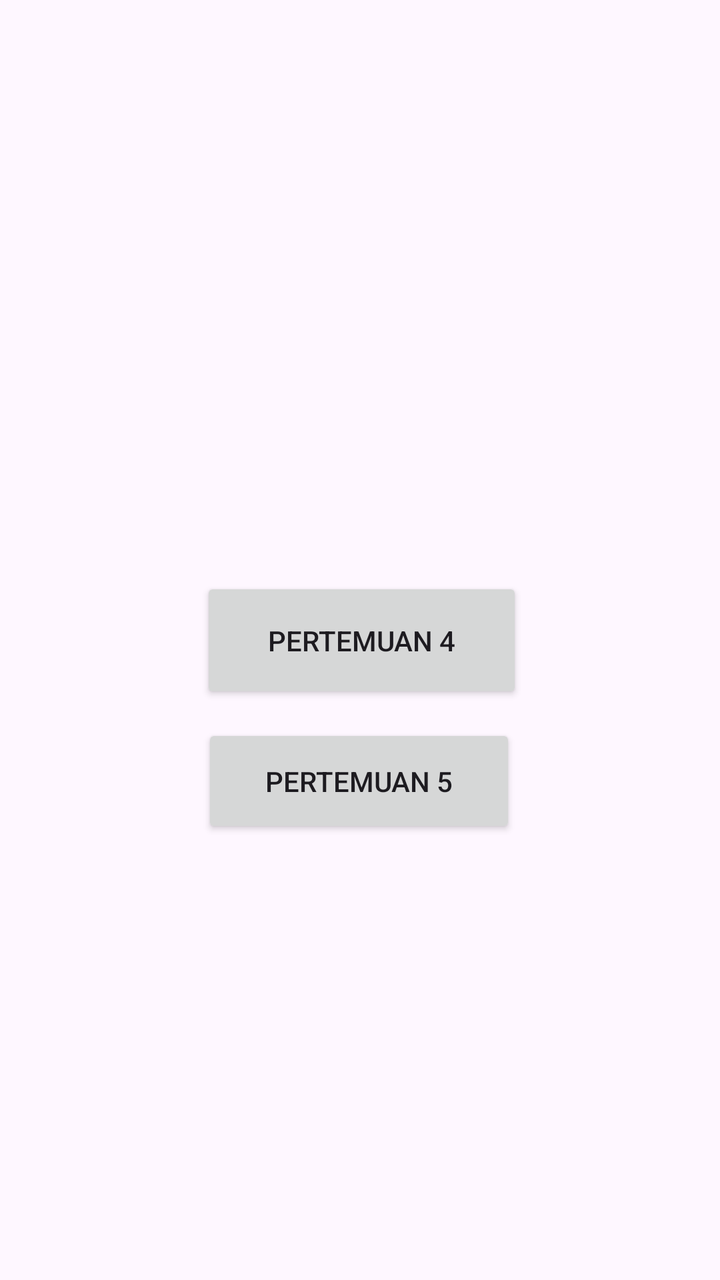
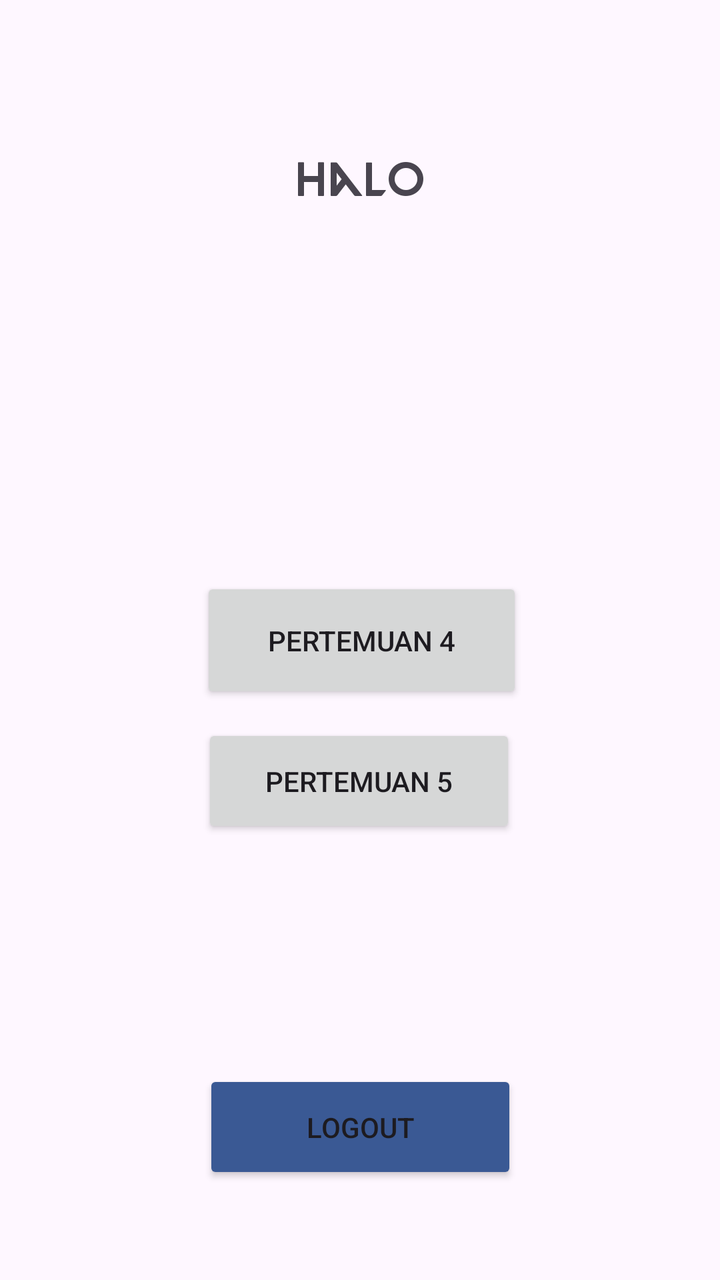

An Android layout rendered at two revisions. The XML below is the earlier revision; the diff shows what the commit changed to produce the second picture.
<!-- AndroidManifest.xml: application theme Theme.Saturnus_Narum -->
<!-- res/layout/activity_main.xml -->
<?xml version="1.0" encoding="utf-8"?>
<androidx.constraintlayout.widget.ConstraintLayout xmlns:android="http://schemas.android.com/apk/res/android"
    xmlns:app="http://schemas.android.com/apk/res-auto"
    xmlns:tools="http://schemas.android.com/tools"
    android:id="@+id/main"
    android:layout_width="match_parent"
    android:layout_height="match_parent"
    tools:context=".MainActivity">

    <Button
        android:id="@+id/btnToFourth"
        android:layout_width="161dp"
        android:layout_height="63dp"
        android:text="Pertemuan 4"
        app:layout_constraintBottom_toBottomOf="parent"
        app:layout_constraintEnd_toEndOf="parent"
        app:layout_constraintHorizontal_bias="0.504"
        app:layout_constraintStart_toStartOf="parent"
        app:layout_constraintTop_toTopOf="parent" />

    <Button
        android:id="@+id/btnToFifth"
        android:layout_width="157dp"
        android:layout_height="57dp"
        android:text="Pertemuan 5"
        app:layout_constraintBottom_toBottomOf="parent"
        app:layout_constraintEnd_toEndOf="parent"
        app:layout_constraintHorizontal_bias="0.498"
        app:layout_constraintStart_toStartOf="parent"
        app:layout_constraintTop_toTopOf="parent"
        app:layout_constraintVertical_bias="0.621" />
</androidx.constraintlayout.widget.ConstraintLayout>
<!-- resources referenced by this layout -->
<resources>
  <style name="Theme.Saturnus_Narum" parent="Base.Theme.Saturnus_Narum" />
  <style name="Base.Theme.Saturnus_Narum" parent="Theme.Material3.DayNight.NoActionBar">
          
          
      </style>
</resources>

<!-- the commit's change to res/layout/activity_main.xml (unified diff, before → after) -->
@@ -29,4 +29,27 @@
         app:layout_constraintStart_toStartOf="parent"
         app:layout_constraintTop_toTopOf="parent"
         app:layout_constraintVertical_bias="0.621" />
+
+    <TextView
+        android:id="@+id/textHalo"
+        android:layout_width="wrap_content"
+        android:layout_height="wrap_content"
+        android:layout_marginTop="80dp"
+        android:fontFamily="@font/fontvalo"
+        android:text="Halo"
+        android:textSize="24sp"
+        app:layout_constraintEnd_toEndOf="parent"
+        app:layout_constraintStart_toStartOf="parent"
+        app:layout_constraintTop_toTopOf="parent" />
+
+    <Button
+        android:id="@+id/btnLogout"
+        android:layout_width="157dp"
+        android:layout_height="57dp"
+        android:layout_marginBottom="48dp"
+        android:backgroundTint="@color/abu_gelap"
+        android:text="Logout"
+        app:layout_constraintBottom_toBottomOf="parent"
+        app:layout_constraintEnd_toEndOf="parent"
+        app:layout_constraintStart_toStartOf="parent" />
 </androidx.constraintlayout.widget.ConstraintLayout>
<!-- resource entries referenced after the edit -->
@@ -1,5 +1,6 @@
 <!-- resources referenced by this layout -->
 <resources>
+  <color name="abu_gelap">#3A5994</color>
   <style name="Theme.Saturnus_Narum" parent="Base.Theme.Saturnus_Narum" />
   <style name="Base.Theme.Saturnus_Narum" parent="Theme.Material3.DayNight.NoActionBar">
           
